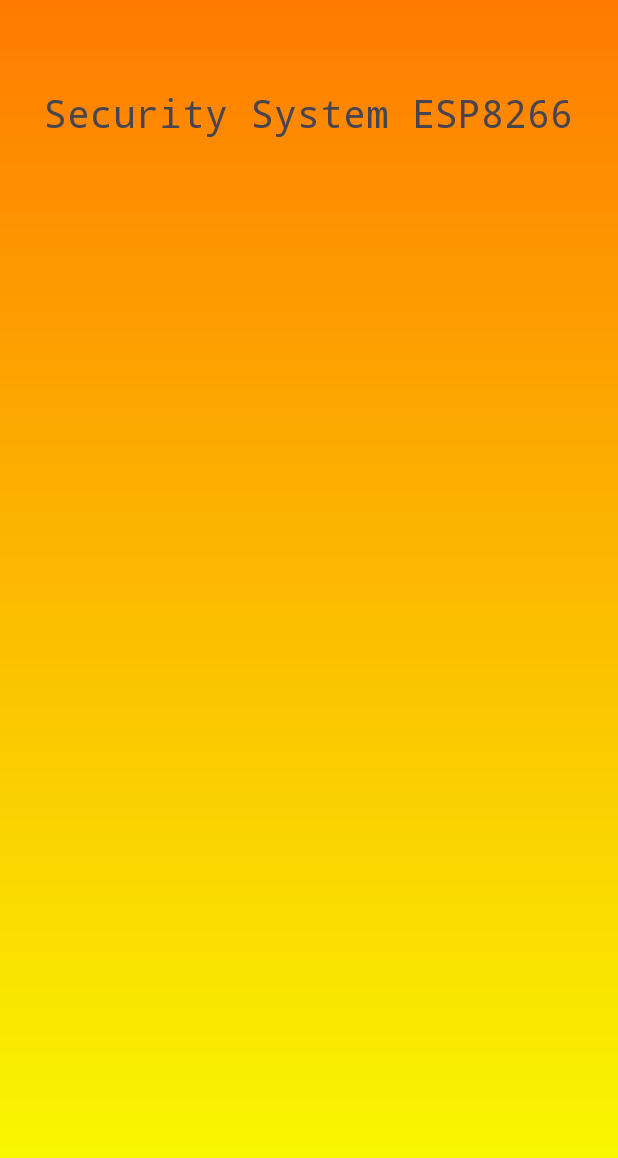
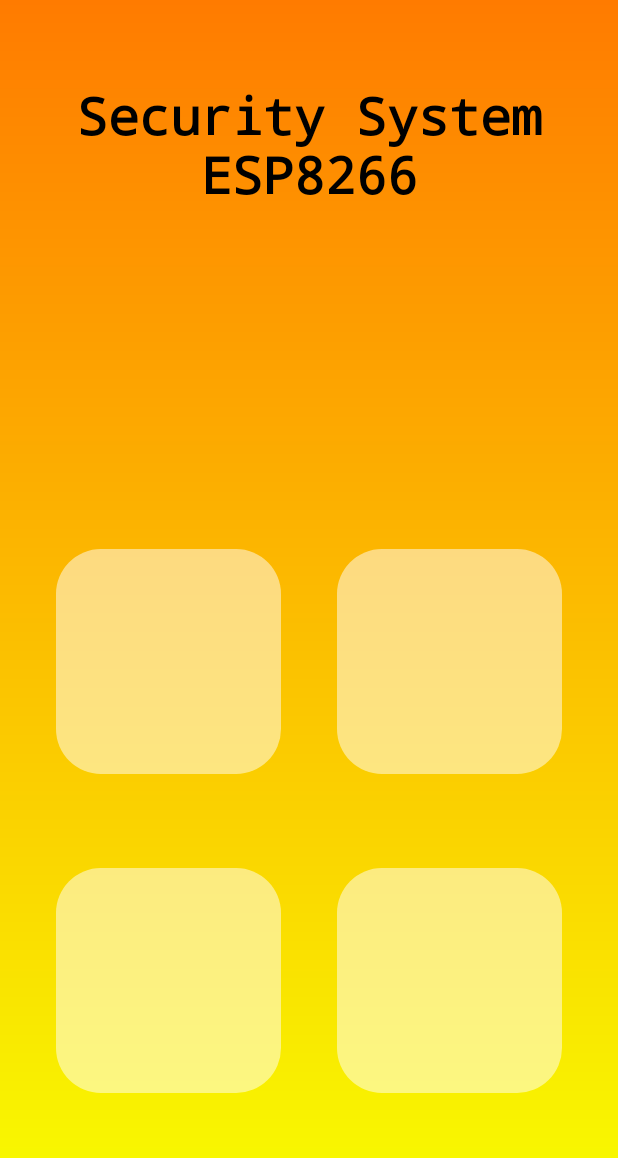
Before and after one commit to piotrrosinski77/Security-System-ESP8266, an Android app: the screen it shows after launch (MainActivity), on a phone screen of 412 x 824 dp. Shown: the top 1158 px of the screen. Run offline under Robolectric (Android 15) with nearby library versions, the phone set to English and light mode, and no system bars.

Commit message:
opacity&bold text

```diff
--- a/Security_System_App/app/src/main/res/drawable/widget.xml
+++ b/Security_System_App/app/src/main/res/drawable/widget.xml
@@ -1,8 +1,6 @@
 <?xml version="1.0" encoding="utf-8"?>
-<shape xmlns:android="http://schemas.android.com/apk/res/android"
-    android:shape="rectangle">
-    <gradient
-        android:startColor="#F8FF00"
-        android:endColor="#FF7B00"
-        android:angle="90" />
+<shape android:shape="rectangle" xmlns:android="http://schemas.android.com/apk/res/android">
+
+    <solid android:color="#80FFFFFF"/>
+    <corners android:radius="30dp"/>
 </shape>
--- a/Security_System_App/app/src/main/res/layout/activity_main.xml
+++ b/Security_System_App/app/src/main/res/layout/activity_main.xml
@@ -8,12 +8,51 @@
     tools:context=".MainActivity">
 
     <TextView
+        android:id="@+id/textView6"
+        android:layout_width="150dp"
+        android:layout_height="150dp"
+        android:layout_marginTop="344dp"
+        android:background="@drawable/widget"
+        app:layout_constraintBottom_toBottomOf="parent"
+        app:layout_constraintEnd_toEndOf="parent"
+        app:layout_constraintHorizontal_bias="0.5"
+        app:layout_constraintStart_toEndOf="@+id/textView4"
+        app:layout_constraintTop_toBottomOf="@+id/textView3" />
+
+    <TextView
+        android:id="@+id/textView5"
+        android:layout_width="150dp"
+        android:layout_height="150dp"
+        android:layout_marginTop="164dp"
+        android:background="@drawable/widget"
+        app:layout_constraintBottom_toTopOf="@+id/textView6"
+        app:layout_constraintEnd_toEndOf="parent"
+        app:layout_constraintHorizontal_bias="0.5"
+        app:layout_constraintStart_toEndOf="@+id/textView7"
+        app:layout_constraintTop_toBottomOf="@+id/textView3" />
+
+    <TextView
+        android:id="@+id/textView4"
+        android:layout_width="150dp"
+        android:layout_height="150dp"
+        android:layout_marginTop="344dp"
+        android:background="@drawable/widget"
+        app:layout_constraintBottom_toBottomOf="parent"
+        app:layout_constraintEnd_toStartOf="@+id/textView6"
+        app:layout_constraintHorizontal_bias="0.5"
+        app:layout_constraintStart_toStartOf="parent"
+        app:layout_constraintTop_toBottomOf="@+id/textView3" />
+
+    <TextView
+        android:id="@+id/textView3"
         android:layout_width="wrap_content"
         android:layout_height="wrap_content"
+        android:fontFamily="sans-serif-monospace"
         android:text="@string/security_system_esp8266"
-        android:textSize="26sp"
         android:textAlignment="center"
-        android:fontFamily="sans-serif-monospace"
+        android:textColor="@color/black"
+        android:textSize="34sp"
+        android:textStyle="bold"
         app:layout_constraintBottom_toBottomOf="parent"
         app:layout_constraintEnd_toEndOf="parent"
         app:layout_constraintHorizontal_bias="0.497"
@@ -21,4 +60,16 @@
         app:layout_constraintTop_toTopOf="parent"
         app:layout_constraintVertical_bias="0.073" />
 
+    <TextView
+        android:id="@+id/textView7"
+        android:layout_width="150dp"
+        android:layout_height="150dp"
+        android:layout_marginTop="164dp"
+        android:background="@drawable/widget"
+        app:layout_constraintBottom_toTopOf="@+id/textView4"
+        app:layout_constraintEnd_toStartOf="@+id/textView5"
+        app:layout_constraintHorizontal_bias="0.5"
+        app:layout_constraintStart_toStartOf="parent"
+        app:layout_constraintTop_toBottomOf="@+id/textView3" />
+
 </androidx.constraintlayout.widget.ConstraintLayout>
--- /dev/null
+++ b/Security_System_App/app/src/main/res/mipmap-anydpi-v26/ic_launcher.xml
@@ -0,0 +1,5 @@
+<?xml version="1.0" encoding="utf-8"?>
+<adaptive-icon xmlns:android="http://schemas.android.com/apk/res/android">
+    <background android:drawable="@color/ic_launcher_background"/>
+    <foreground android:drawable="@drawable/ic_launcher_foreground"/>
+</adaptive-icon>
--- /dev/null
+++ b/Security_System_App/app/src/main/res/mipmap-anydpi-v26/ic_launcher_round.xml
@@ -0,0 +1,5 @@
+<?xml version="1.0" encoding="utf-8"?>
+<adaptive-icon xmlns:android="http://schemas.android.com/apk/res/android">
+    <background android:drawable="@color/ic_launcher_background"/>
+    <foreground android:drawable="@drawable/ic_launcher_foreground"/>
+</adaptive-icon>
--- /dev/null
+++ b/Security_System_App/app/src/main/res/values/ic_launcher_background.xml
@@ -0,0 +1,4 @@
+<?xml version="1.0" encoding="utf-8"?>
+<resources>
+    <color name="ic_launcher_background">#DCBC3D</color>
+</resources>
```
Also changed, not shown: Security_System_App/app/src/main/res/drawable/ic_launcher_foreground.xml (added, +15 -0 lines), Security_System_App/app/src/main/ic_launcher-playstore.png, Security_System_App/app/src/main/res/mipmap-hdpi/ic_launcher.webp (added), Security_System_App/app/src/main/res/mipmap-hdpi/ic_launcher_round.webp (added), Security_System_App/app/src/main/res/mipmap-mdpi/ic_launcher.webp (added), Security_System_App/app/src/main/res/mipmap-mdpi/ic_launcher_round.webp (added), Security_System_App/app/src/main/res/mipmap-xhdpi/ic_launcher.webp (added), Security_System_App/app/src/main/res/mipmap-xhdpi/ic_launcher_round.webp (added), Security_System_App/app/src/main/res/mipmap-xxhdpi/ic_launcher.webp (added), Security_System_App/app/src/main/res/mipmap-xxhdpi/ic_launcher_round.webp (added), Security_System_App/app/src/main/res/mipmap-xxxhdpi/ic_launcher.webp (added), Security_System_App/app/src/main/res/mipmap-xxxhdpi/ic_launcher_round.webp (added).
